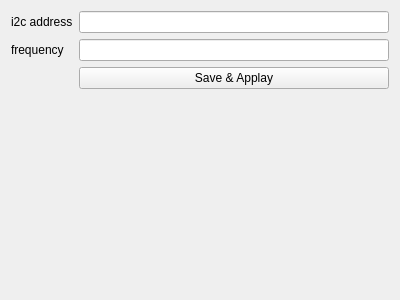
Qt form Module_PressureSensor/pressure_form.ui (iti-luebeck/HANSE2011) before a commit.
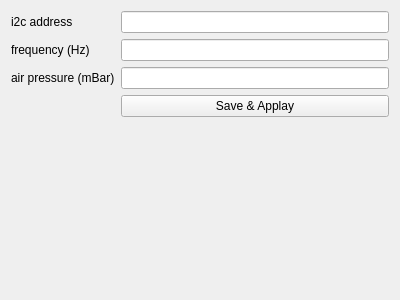
The same form after that commit.

Commit message: air pressure should be a runtime option

What changed in the file:
```diff
--- a/Module_PressureSensor/pressure_form.ui
+++ b/Module_PressureSensor/pressure_form.ui
@@ -30,17 +30,27 @@
    <item row="1" column="0">
     <widget class="QLabel" name="label_2">
      <property name="text">
-      <string>frequency</string>
+      <string>frequency (Hz)</string>
      </property>
     </widget>
    </item>
-   <item row="2" column="1">
+   <item row="3" column="1">
     <widget class="QPushButton" name="save">
      <property name="text">
       <string>Save &amp;&amp; Applay</string>
      </property>
     </widget>
    </item>
+   <item row="2" column="1">
+    <widget class="QLineEdit" name="airPressure"/>
+   </item>
+   <item row="2" column="0">
+    <widget class="QLabel" name="label_3">
+     <property name="text">
+      <string>air pressure (mBar)</string>
+     </property>
+    </widget>
+   </item>
   </layout>
  </widget>
  <resources/>
```
The commit also changes 2 other files.
